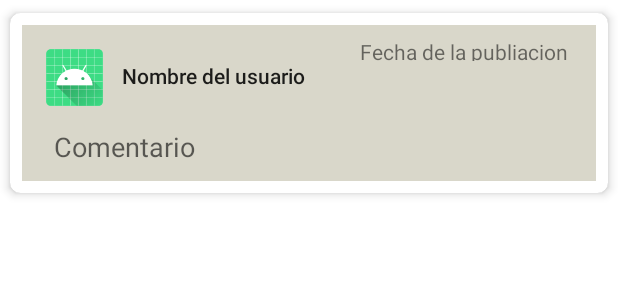
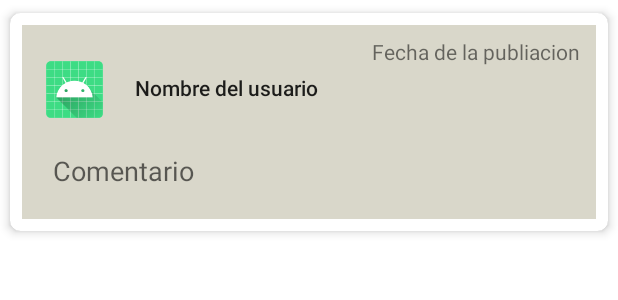
Before and after one commit to rubyyareli/bookblog, an Android app: the layout item_comentarios.xml on its own in the app's theme, with its tools: preview values and no code run, on a phone screen of 412 x 824 dp. Shown: the top 300 px of the screen. Run offline under Robolectric (Android 15) with nearby library versions, the phone set to English and light mode, and no system bars.

Commit message:
algunas pantallas

```diff
--- a/app/src/main/res/layout/item_comentarios.xml
+++ b/app/src/main/res/layout/item_comentarios.xml
@@ -17,7 +17,7 @@
 
         <androidx.constraintlayout.widget.ConstraintLayout
             android:layout_width="match_parent"
-            android:layout_height="wrap_content"
+            android:layout_height="129dp"
             android:background="@color/teal_200">
 
             <EditText
@@ -26,7 +26,7 @@
                 android:layout_width="348dp"
                 android:layout_height="42dp"
                 android:layout_marginStart="16dp"
-                android:layout_marginTop="20dp"
+                android:layout_marginTop="28dp"
                 android:layout_marginEnd="16dp"
                 android:editable="false"
                 android:ems="10"
@@ -34,6 +34,7 @@
                 android:hint="Comentario"
                 android:inputType="textMultiLine"
                 app:layout_constraintEnd_toEndOf="parent"
+                app:layout_constraintHorizontal_bias="0.333"
                 app:layout_constraintStart_toStartOf="parent"
                 app:layout_constraintTop_toBottomOf="@+id/tvNombre" />
 
@@ -42,7 +43,7 @@
                 android:layout_width="38dp"
                 android:layout_height="38dp"
                 android:layout_marginStart="16dp"
-                android:layout_marginTop="16dp"
+                android:layout_marginTop="24dp"
                 app:layout_constraintStart_toStartOf="parent"
                 app:layout_constraintTop_toTopOf="parent"
                 app:srcCompat="@mipmap/ic_launcher" />
@@ -52,20 +53,21 @@
                 android:layout_width="124dp"
                 android:layout_height="18dp"
                 android:layout_marginStart="12dp"
-                android:layout_marginTop="24dp"
+                android:layout_marginTop="32dp"
                 android:layout_marginEnd="34dp"
                 android:text="Nombre del usuario"
                 android:textAppearance="@style/TextAppearance.AppCompat.Body2"
                 app:layout_constraintEnd_toStartOf="@+id/textVie"
+                app:layout_constraintHorizontal_bias="1.0"
                 app:layout_constraintStart_toEndOf="@+id/imageView"
                 app:layout_constraintTop_toTopOf="parent" />
 
             <TextView
                 android:id="@+id/textVie"
                 android:layout_width="141dp"
-                android:layout_height="16dp"
+                android:layout_height="21dp"
                 android:layout_marginTop="8dp"
-                android:layout_marginEnd="16dp"
+                android:layout_marginEnd="8dp"
                 android:text="Fecha de la publiacion"
                 app:layout_constraintEnd_toEndOf="parent"
                 app:layout_constraintTop_toTopOf="parent" />
```
